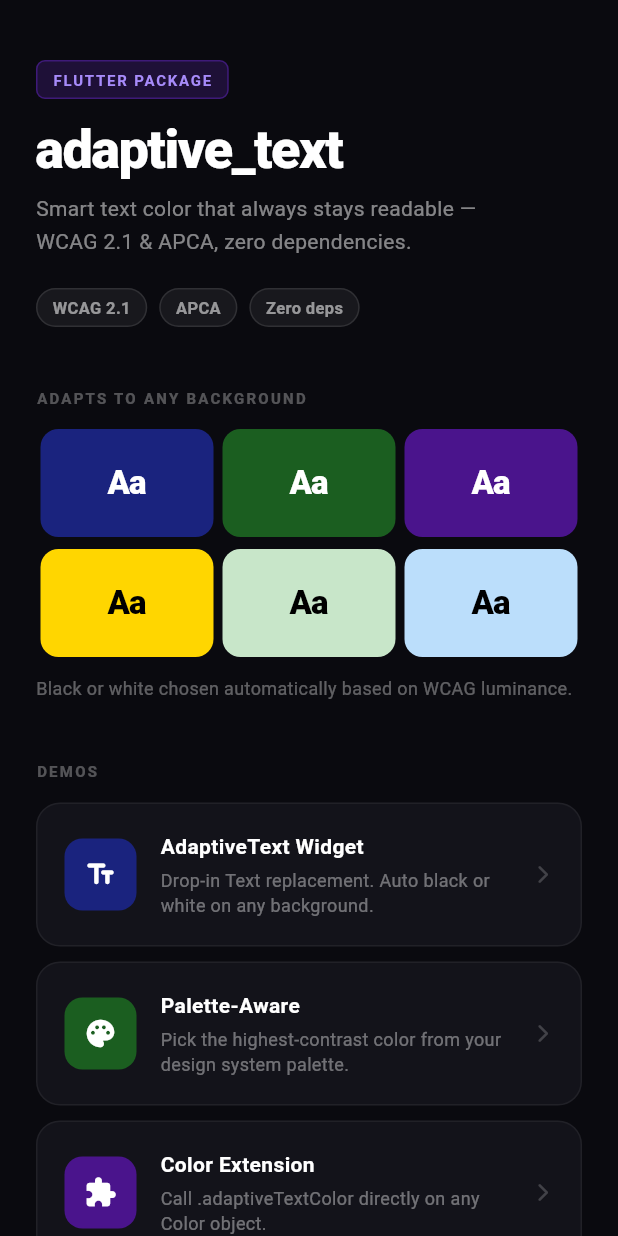
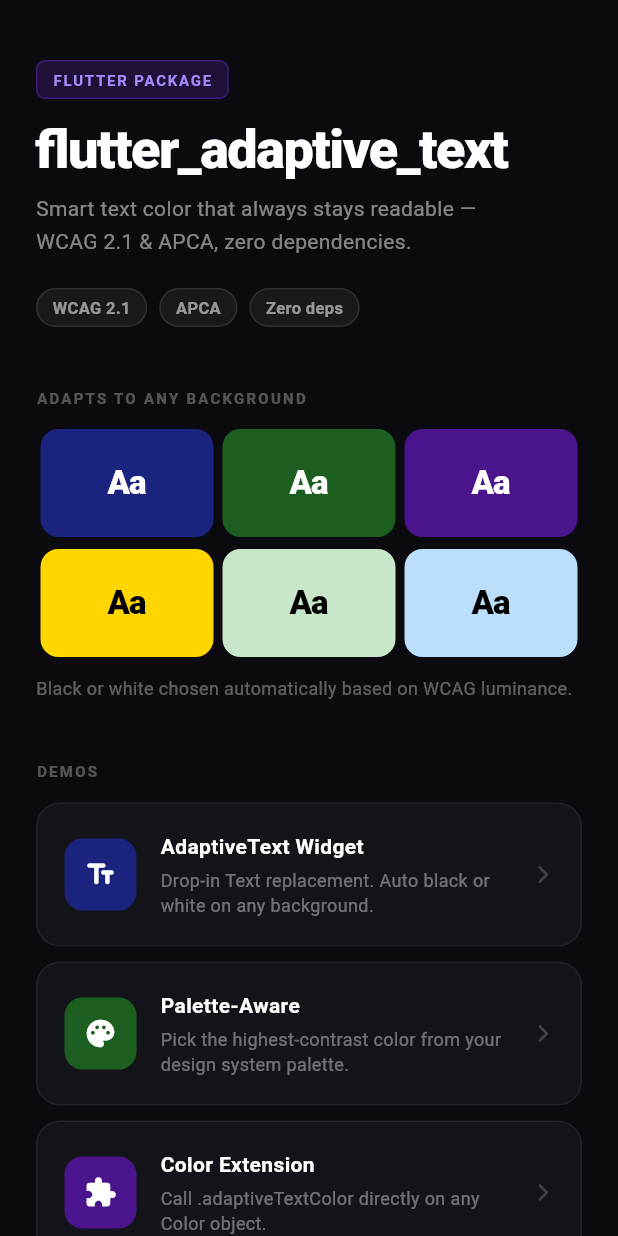
Before and after one commit to iuzairaslam/flutter_adaptive_text, a Flutter app: the screen it shows after launch, on a phone screen of 412 x 824 dp. Run offline on Flutter 3.47's test engine with Material 3 defaults, Android fonts, the phone set to English and light mode, and no system bars.

Commit message:
chore: rename package to flutter_adaptive_text
- Pub name, barrel lib/flutter_adaptive_text.dart, imports, and docs.
- Example app flutter_adaptive_text_example; native bundle IDs and labels.
- CI clears doc/api before dart doc to avoid stale HTML warnings.

````diff
--- a/example/lib/main.dart
+++ b/example/lib/main.dart
@@ -9,7 +9,7 @@
   @override
   Widget build(BuildContext context) {
     return MaterialApp(
-      title: 'adaptive_text Demo',
+      title: 'flutter_adaptive_text Demo',
       debugShowCheckedModeBanner: false,
       theme: ThemeData(
         useMaterial3: true,
--- a/example/lib/screens/home_screen.dart
+++ b/example/lib/screens/home_screen.dart
@@ -1,4 +1,4 @@
-import 'package:adaptive_text/adaptive_text.dart';
+import 'package:flutter_adaptive_text/flutter_adaptive_text.dart';
 import 'package:flutter/material.dart';
 
 import 'apca_demo_screen.dart';
@@ -24,13 +24,15 @@
   static const _demos = [
     _DemoEntry(
       title: 'AdaptiveText Widget',
-      subtitle: 'Drop-in Text replacement. Auto black or white on any background.',
+      subtitle:
+          'Drop-in Text replacement. Auto black or white on any background.',
       icon: Icons.text_fields_rounded,
       color: Color(0xFF1A237E),
     ),
     _DemoEntry(
       title: 'Palette-Aware',
-      subtitle: 'Pick the highest-contrast color from your design system palette.',
+      subtitle:
+          'Pick the highest-contrast color from your design system palette.',
       icon: Icons.palette_rounded,
       color: Color(0xFF1B5E20),
     ),
@@ -95,7 +97,7 @@
         ),
         const SizedBox(height: 16),
         const Text(
-          'adaptive_text',
+          'flutter_adaptive_text',
           style: TextStyle(
             color: Colors.white,
             fontSize: 36,
@@ -114,12 +116,12 @@
           ),
         ),
         const SizedBox(height: 20),
-        Row(
+        const Row(
           children: [
             _Pill(label: 'WCAG 2.1'),
-            const SizedBox(width: 8),
+            SizedBox(width: 8),
             _Pill(label: 'APCA'),
-            const SizedBox(width: 8),
+            SizedBox(width: 8),
             _Pill(label: 'Zero deps'),
           ],
         ),
@@ -131,7 +133,7 @@
     return Column(
       crossAxisAlignment: CrossAxisAlignment.start,
       children: [
-        _SectionLabel(label: 'ADAPTS TO ANY BACKGROUND'),
+        const _SectionLabel(label: 'ADAPTS TO ANY BACKGROUND'),
         const SizedBox(height: 14),
         _buildTileRow(_darkTiles),
         const SizedBox(height: 8),
@@ -179,7 +181,7 @@
     return Column(
       crossAxisAlignment: CrossAxisAlignment.start,
       children: [
-        _SectionLabel(label: 'DEMOS'),
+        const _SectionLabel(label: 'DEMOS'),
         const SizedBox(height: 14),
         ...List.generate(_demos.length, (i) {
           return Padding(
--- a/example/pubspec.yaml
+++ b/example/pubspec.yaml
@@ -1,5 +1,5 @@
-name: adaptive_text_example
-description: Interactive demo for adaptive_text.
+name: flutter_adaptive_text_example
+description: Interactive demo for flutter_adaptive_text.
 publish_to: none
 version: 1.0.0
 
@@ -10,7 +10,7 @@
 dependencies:
   flutter:
     sdk: flutter
-  adaptive_text:
+  flutter_adaptive_text:
     path: ../
 
 dev_dependencies:
--- a/lib/adaptive_text.dart
+++ b/lib/flutter_adaptive_text.dart
@@ -1,4 +1,4 @@
-/// adaptive_text — Automatically adaptive text color for Flutter.
+/// flutter_adaptive_text — Automatically adaptive text color for Flutter.
 ///
 /// Given any background color, this package selects a legible foreground
 /// text color. Supports:
@@ -9,7 +9,7 @@
 /// ## Quick start
 ///
 /// ```dart
-/// import 'package:adaptive_text/adaptive_text.dart';
+/// import 'package:flutter_adaptive_text/flutter_adaptive_text.dart';
 ///
 /// // Drop-in widget
 /// AdaptiveText('Hello', backgroundColor: Colors.indigo[900]!);
````
Also changed, not shown: example/lib/screens/apca_demo_screen.dart (+62 -25 lines), example/lib/screens/extension_demo_screen.dart (+5 -3 lines), example/lib/screens/palette_demo_screen.dart (+14 -10 lines), example/lib/screens/widget_demo_screen.dart (+11 -5 lines), lib/src/algorithm.dart (+15 -16 lines), pubspec.yaml (+3 -4 lines), example/pubspec.lock, 23 other files.
